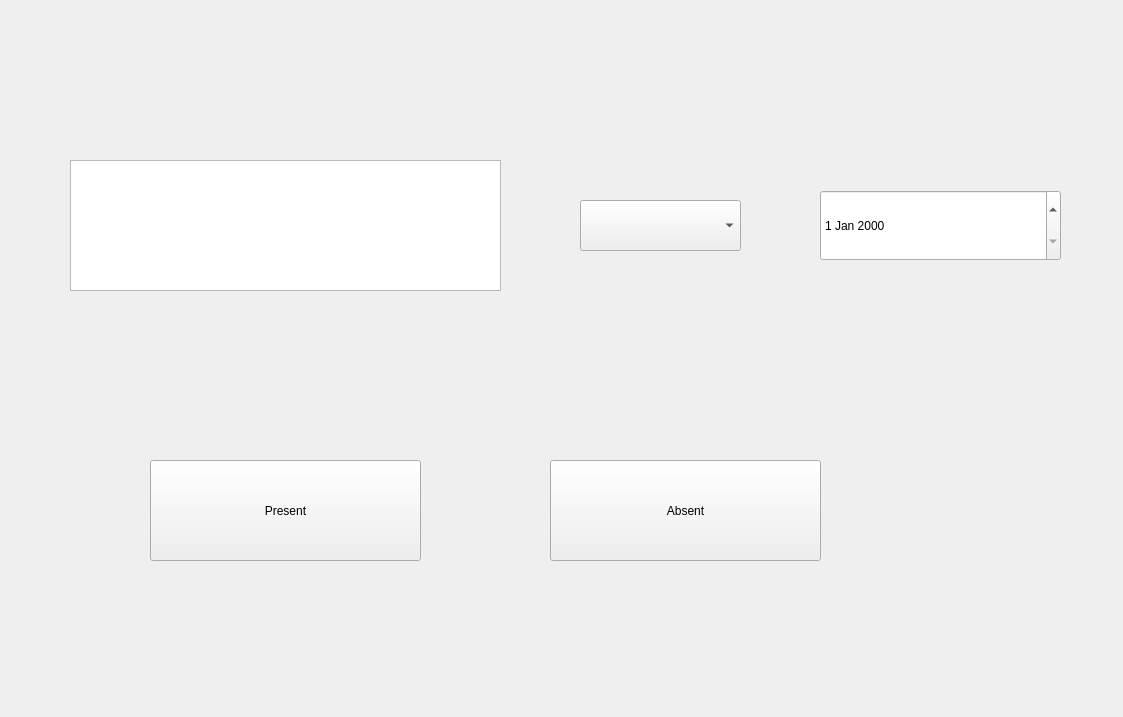
The window that Maintendance/markattendancescreen.ui (markhan101/Maintendance) describes before a commit, drawn with Qt 5.
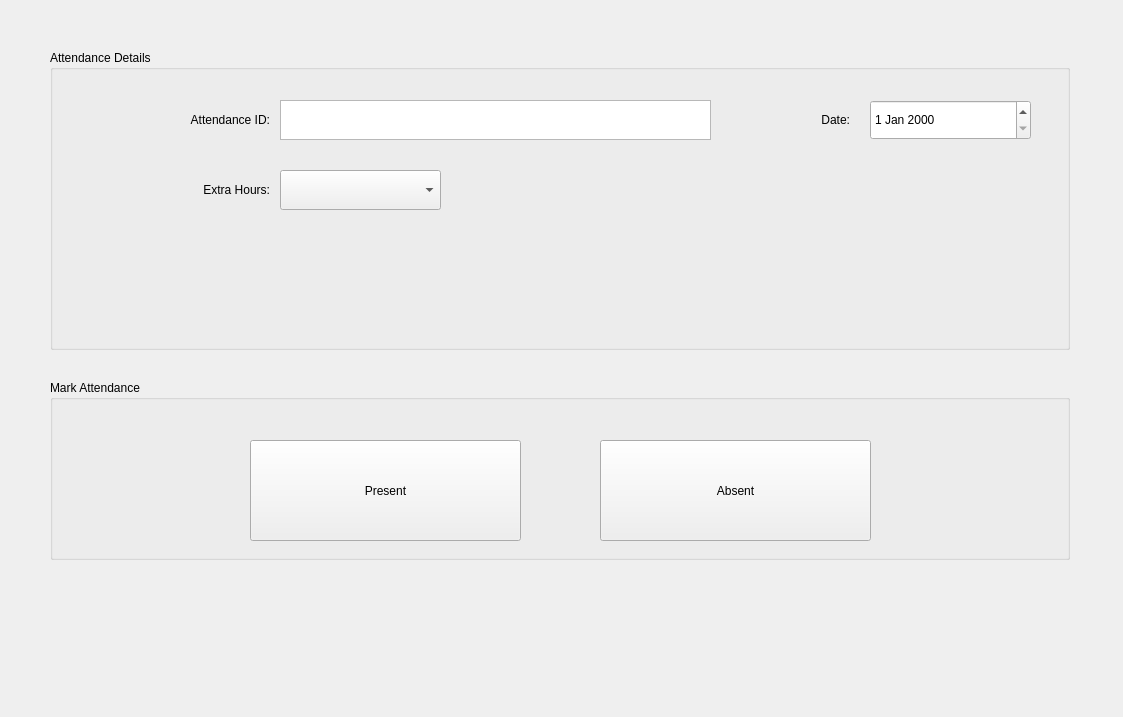
The same window after the commit.

What changed in the file:
```diff
--- a/Maintendance/markattendancescreen.ui
+++ b/Maintendance/markattendancescreen.ui
@@ -13,65 +13,147 @@
   <property name="windowTitle">
    <string>Form</string>
   </property>
-  <widget class="QPushButton" name="confirmAttendanceButton">
+  <widget class="QGroupBox" name="attendanceDetailsGroup">
    <property name="geometry">
     <rect>
-     <x>150</x>
-     <y>460</y>
-     <width>271</width>
-     <height>101</height>
+     <x>50</x>
+     <y>50</y>
+     <width>1020</width>
+     <height>300</height>
+    </rect>
+   </property>
+   <property name="title">
+    <string>Attendance Details</string>
+   </property>
+   <property name="flat">
+    <bool>true</bool>
+   </property>
+   <widget class="QLabel" name="attendanceIDLabel">
+    <property name="geometry">
+     <rect>
+      <x>70</x>
+      <y>50</y>
+      <width>150</width>
+      <height>40</height>
     </rect>
    </property>
    <property name="text">
-    <string>Present</string>
+     <string>Attendance ID:</string>
+    </property>
+    <property name="alignment">
+     <set>Qt::AlignmentFlag::AlignRight|Qt::AlignmentFlag::AlignTrailing|Qt::AlignmentFlag::AlignVCenter</set>
    </property>
   </widget>
   <widget class="QTextEdit" name="attendanceIDTextBox">
    <property name="geometry">
     <rect>
-     <x>70</x>
-     <y>160</y>
+      <x>230</x>
+      <y>50</y>
      <width>431</width>
-     <height>131</height>
+      <height>40</height>
     </rect>
    </property>
    <property name="styleSheet">
-    <string notr="true">font: 600 26pt &quot;Segoe UI&quot;;
-color: rgb(170, 0, 0);</string>
-   </property>
-  </widget>
-  <widget class="QPushButton" name="MarkAbsent">
+     <string notr="true">font: 600 16pt &quot;Segoe UI&quot;; color: rgb(170, 0, 0);</string>
+    </property>
+   </widget>
+   <widget class="QLabel" name="dateLabel">
    <property name="geometry">
     <rect>
-     <x>550</x>
-     <y>460</y>
-     <width>271</width>
-     <height>101</height>
+      <x>700</x>
+      <y>50</y>
+      <width>100</width>
+      <height>40</height>
     </rect>
    </property>
    <property name="text">
-    <string>Absent</string>
+     <string>Date:</string>
+    </property>
+    <property name="alignment">
+     <set>Qt::AlignmentFlag::AlignRight|Qt::AlignmentFlag::AlignTrailing|Qt::AlignmentFlag::AlignVCenter</set>
    </property>
   </widget>
   <widget class="QDateEdit" name="attendanceDateDateEdit">
    <property name="geometry">
     <rect>
      <x>820</x>
-     <y>190</y>
-     <width>241</width>
-     <height>71</height>
+      <y>50</y>
+      <width>161</width>
+      <height>40</height>
     </rect>
    </property>
   </widget>
+   <widget class="QLabel" name="extraHoursLabel">
+    <property name="geometry">
+     <rect>
+      <x>70</x>
+      <y>120</y>
+      <width>150</width>
+      <height>40</height>
+     </rect>
+    </property>
+    <property name="text">
+     <string>Extra Hours:</string>
+    </property>
+    <property name="alignment">
+     <set>Qt::AlignmentFlag::AlignRight|Qt::AlignmentFlag::AlignTrailing|Qt::AlignmentFlag::AlignVCenter</set>
+    </property>
+   </widget>
   <widget class="QComboBox" name="extraHoursComboBox">
    <property name="geometry">
     <rect>
-     <x>580</x>
-     <y>200</y>
+      <x>230</x>
+      <y>120</y>
      <width>161</width>
-     <height>51</height>
-    </rect>
-   </property>
+      <height>40</height>
+     </rect>
+    </property>
+    <property name="styleSheet">
+     <string notr="true">QComboBox { text-align: center; }</string>
+    </property>
+   </widget>
+  </widget>
+  <widget class="QGroupBox" name="attendanceActionsGroup">
+   <property name="geometry">
+    <rect>
+     <x>50</x>
+     <y>380</y>
+     <width>1020</width>
+     <height>180</height>
+    </rect>
+   </property>
+   <property name="title">
+    <string>Mark Attendance</string>
+   </property>
+   <property name="flat">
+    <bool>true</bool>
+   </property>
+   <widget class="QPushButton" name="confirmAttendanceButton">
+    <property name="geometry">
+     <rect>
+      <x>200</x>
+      <y>60</y>
+      <width>271</width>
+      <height>101</height>
+     </rect>
+    </property>
+    <property name="text">
+     <string>Present</string>
+    </property>
+   </widget>
+   <widget class="QPushButton" name="MarkAbsent">
+    <property name="geometry">
+     <rect>
+      <x>550</x>
+      <y>60</y>
+      <width>271</width>
+      <height>101</height>
+     </rect>
+    </property>
+    <property name="text">
+     <string>Absent</string>
+    </property>
+   </widget>
   </widget>
  </widget>
  <resources/>
```
Left out of the diff: 2 changed lines with no effect on the pictures. Lines whose indentation alone changed are shown as unchanged.
